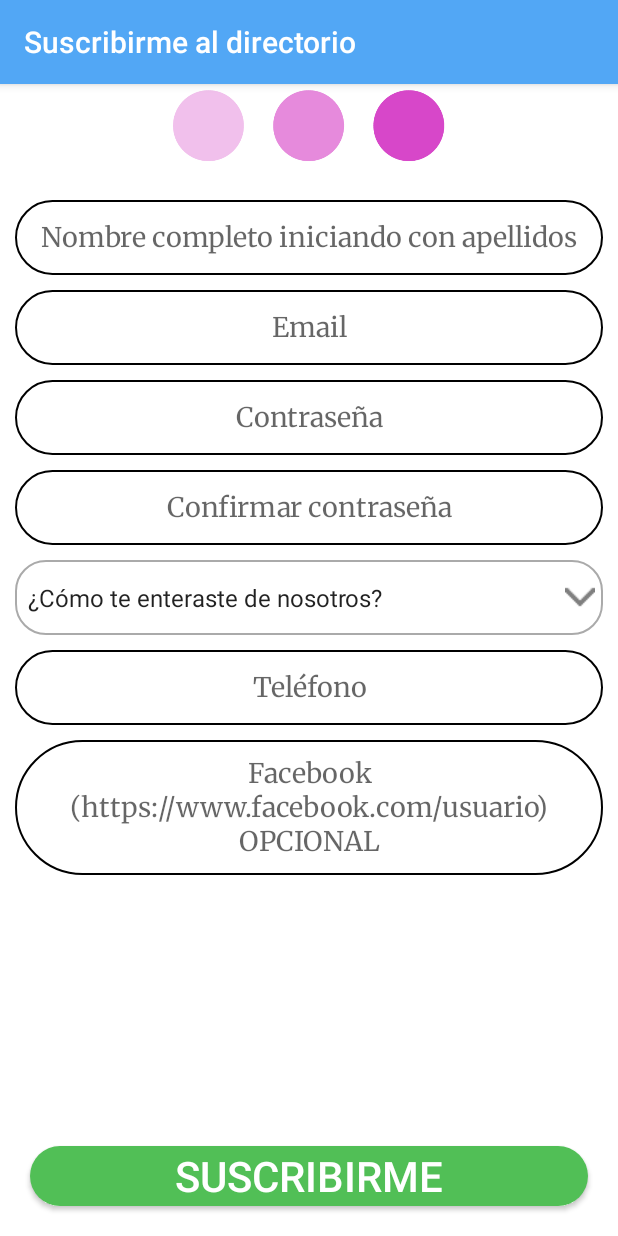
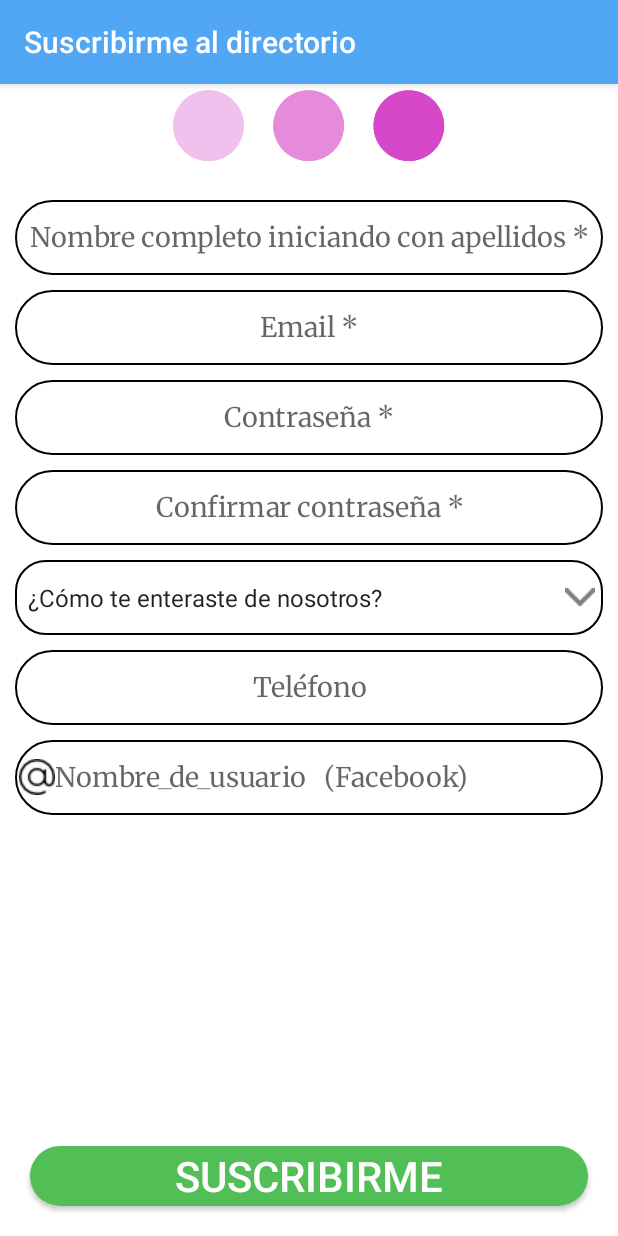
Before and after one commit to itzvargas/DirectorioComercial, an Android app: the screen it shows after launch (Suscribirme), after a tap on "¿No tienes cuenta? Suscríbete ahora", on a phone screen of 412 x 824 dp. Run offline under Robolectric (Android 15) with nearby library versions, the phone set to English and light mode, and no system bars; our stand-ins replace Volley; network calls fail.

Commit message:
Reedireccion a redes sociales y maps del negocio. Correccion de diseños en actividades y fragmentos.

```diff
--- a/app/src/main/AndroidManifest.xml
+++ b/app/src/main/AndroidManifest.xml
@@ -15,7 +15,8 @@
         android:supportsRtl="true"
         android:theme="@style/AppTheme"
         android:usesCleartextTraffic="true">
-        <activity android:name=".EditarNegocio"></activity>
+        <activity android:name=".Maps"></activity>
+        <activity android:name=".EditarNegocio" />
         <activity
             android:name=".Recuperacion"
             android:theme="@style/AppTheme.NoActionBar" />
--- a/app/src/main/res/drawable/input.xml
+++ b/app/src/main/res/drawable/input.xml
@@ -1,5 +1,6 @@
 <?xml version="1.0" encoding="utf-8"?>
 <shape android:shape="rectangle" xmlns:android="http://schemas.android.com/apk/res/android">
     <stroke android:color="#000" android:width="1dp"></stroke>
+    <padding android:bottom="1dp" android:left="3dp" android:right="3dp" android:top="1dp" />
     <corners android:radius="50dp"></corners>
 </shape>
--- a/app/src/main/res/drawable/spinner_item_selector.xml
+++ b/app/src/main/res/drawable/spinner_item_selector.xml
@@ -6,7 +6,7 @@
                 <shape>
                     <solid android:color="#ffffff" />
 
-                    <stroke android:width="1dp" android:color="#AAAAAA" />
+                    <stroke android:width="1dp" android:color="#000000" />
 
                     <padding android:bottom="1dp" android:left="1dp" android:right="1dp" android:top="1dp" />
 
--- a/app/src/main/res/layout/activity_login.xml
+++ b/app/src/main/res/layout/activity_login.xml
@@ -46,7 +46,7 @@
         android:ems="10"
         android:fontFamily="@font/merriweather"
         android:hint="Email"
-        android:inputType="textPersonName"
+        android:inputType="textEmailAddress"
         android:textAlignment="center"
         android:textColor="@android:color/white"
         android:textColorHint="@android:color/white"
--- a/app/src/main/res/layout/activity_negocio.xml
+++ b/app/src/main/res/layout/activity_negocio.xml
@@ -28,7 +28,7 @@
         android:layout_height="70dp"
         android:layout_marginTop="3dp"
         android:fontFamily="sans-serif-black"
-        android:text="Título"
+        android:text=""
         android:textAlignment="center"
         android:textColor="@android:color/black"
         app:autoSizeMaxTextSize="100sp"
@@ -44,7 +44,7 @@
         android:layout_width="0dp"
         android:layout_height="70dp"
         android:fontFamily="@font/lato"
-        android:text="Giro"
+        android:text=""
         android:textAlignment="center"
         android:textColor="@android:color/black"
         app:autoSizeMaxTextSize="100sp"
--- a/app/src/main/res/layout/activity_suscribirme.xml
+++ b/app/src/main/res/layout/activity_suscribirme.xml
@@ -1,7 +1,12 @@
 <?xml version="1.0" encoding="utf-8"?>
-<androidx.constraintlayout.widget.ConstraintLayout xmlns:android="http://schemas.android.com/apk/res/android"
+<ScrollView xmlns:android="http://schemas.android.com/apk/res/android"
     xmlns:app="http://schemas.android.com/apk/res-auto"
     xmlns:tools="http://schemas.android.com/tools"
+    android:id="@+id/scrollView"
+    android:layout_width="match_parent"
+    android:layout_height="match_parent"
+    android:fillViewport="true">
+<androidx.constraintlayout.widget.ConstraintLayout
     android:layout_width="match_parent"
     android:layout_height="match_parent"
     android:background="@android:color/white"
@@ -26,7 +31,7 @@
         android:background="@drawable/input"
         android:ems="10"
         android:fontFamily="@font/merriweather"
-        android:hint="Nombre completo iniciando con apellidos"
+        android:hint="Nombre completo iniciando con apellidos *"
         android:inputType="textPersonName"
         android:maxLength="90"
         android:textAlignment="center"
@@ -49,7 +54,7 @@
         android:background="@drawable/input"
         android:ems="10"
         android:fontFamily="@font/merriweather"
-        android:hint="Email"
+        android:hint="Email *"
         android:inputType="textEmailAddress"
         android:maxLength="100"
         android:textAlignment="center"
@@ -72,7 +77,7 @@
         android:background="@drawable/input"
         android:ems="10"
         android:fontFamily="@font/merriweather"
-        android:hint="Contraseña"
+        android:hint="Contraseña *"
         android:inputType="textPassword"
         android:maxLength="15"
         android:textAlignment="center"
@@ -95,7 +100,7 @@
         android:background="@drawable/input"
         android:ems="10"
         android:fontFamily="@font/merriweather"
-        android:hint="Confirmar contraseña"
+        android:hint="Confirmar contraseña *"
         android:inputType="textPassword"
         android:maxLength="15"
         android:textAlignment="center"
@@ -153,20 +158,20 @@
     <EditText
         android:id="@+id/edt_faceU"
         android:layout_width="0dp"
-        android:layout_height="90dp"
+        android:layout_height="50dp"
         android:layout_marginStart="10dp"
         android:layout_marginTop="10dp"
         android:layout_marginEnd="10dp"
         android:background="@drawable/input"
+        android:drawableLeft="@drawable/a"
         android:ems="10"
         android:fontFamily="@font/merriweather"
-        android:hint="Facebook\n(https://www.facebook.com/usuario)\nOPCIONAL"
+        android:hint="Nombre_de_usuario   (Facebook)"
         android:inputType="textPersonName"
         android:maxLength="100"
-        android:textAlignment="center"
         android:textColor="@android:color/black"
         app:autoSizeMaxTextSize="100sp"
-        app:autoSizeMinTextSize="12sp"
+        app:autoSizeMinTextSize="10sp"
         app:autoSizeStepGranularity="2sp"
         app:autoSizeTextType="uniform"
         app:layout_constraintEnd_toEndOf="parent"
@@ -192,3 +197,4 @@
         app:layout_constraintStart_toStartOf="parent" />
 
 </androidx.constraintlayout.widget.ConstraintLayout>
+</ScrollView>
```
Also changed, not shown: app/src/main/java/com/example/directoriocomercial/Ayudanos2.java (+7 -3 lines), app/src/main/java/com/example/directoriocomercial/Maps.java (added, +21 -0 lines), app/src/main/java/com/example/directoriocomercial/Negocio.java (+106 -7 lines), app/src/main/res/layout/activity_ayudanos2.xml (+10 -10 lines), app/src/main/res/layout/activity_editar_negocio.xml (+21 -21 lines), app/src/main/res/layout/activity_maps.xml (added, +18 -0 lines), app/src/main/res/layout/fragment_ins_negocio.xml (+21 -21 lines), app/src/main/res/drawable/a.png (added), 1 other file.
